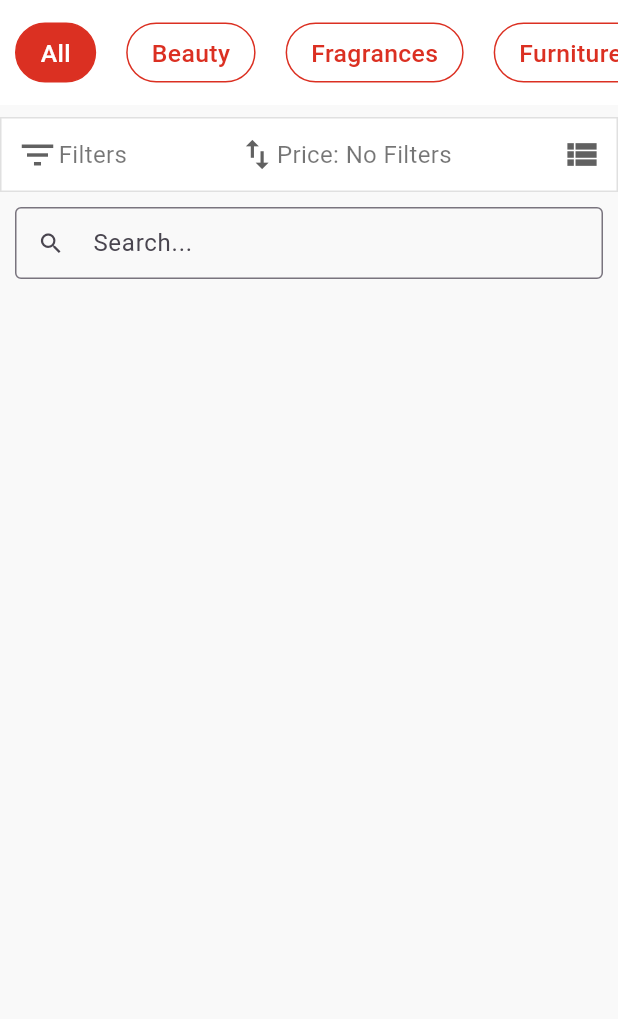
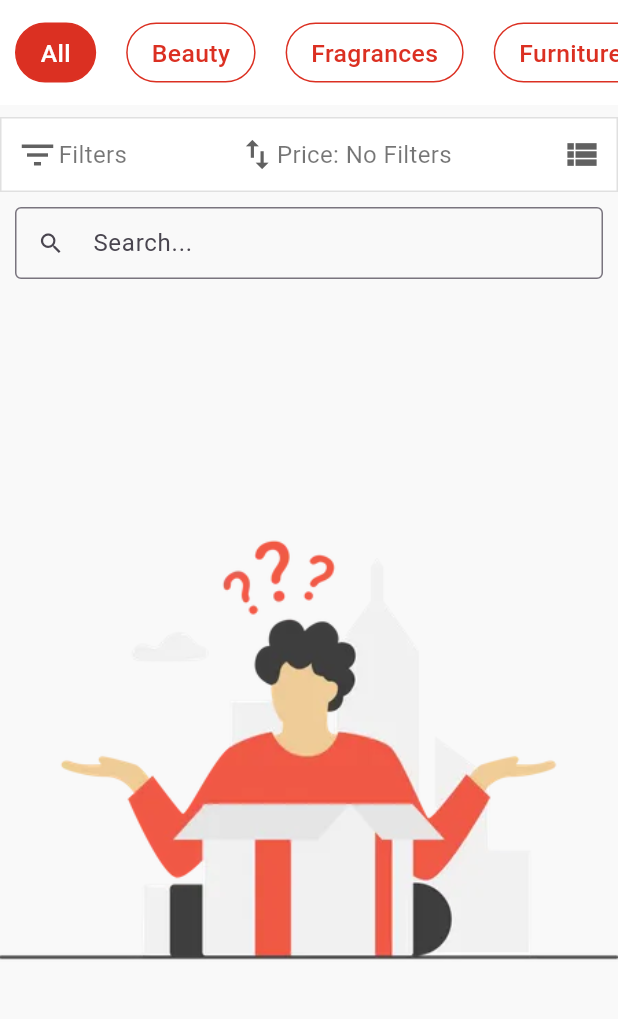
Before and after one commit to armaan277/PRODUCT-APP, a Flutter app: the ShopScreen screen opened directly, on a phone screen of 412 x 824 dp, the part 84-1103 px from its top. Run offline on Flutter 3.47's test engine with Material 3 defaults, Android fonts, the phone set to English and light mode, and no system bars; our stand-ins replace carousel_slider, dots_indicator, google_fonts.

Commit message:
Refactor code

```diff
--- a/lib/screens/product_cart_screen.dart
+++ b/lib/screens/product_cart_screen.dart
@@ -28,9 +28,7 @@ class ProductCartScreen extends StatelessWidget {
           ? Column(
               mainAxisAlignment: MainAxisAlignment.center,
               children: [
-                Image.network(
-                  'https://cdni.iconscout.com/illustration/premium/thumb/empty-cart-5521508-4610092.png',
-                ),
+                Image.asset('assets/bag_empty.png'),
               ],
             )
           : ListView.separated(
--- a/lib/screens/shop_screen.dart
+++ b/lib/screens/shop_screen.dart
@@ -300,12 +300,14 @@ class ShopScreen extends StatelessWidget {
               price: providerWatch.selectFilterationShop,
               onTapHTL: () {
                 providerRead.selectFilterationsShop('High To Low');
-              providerRead.sortProductsByPriceHighToLow(providerWatch.products);
+                providerRead
+                    .sortProductsByPriceHighToLow(providerWatch.products);
                 Navigator.of(context).pop();
               },
               onTapLTH: () {
                 providerRead.selectFilterationsShop('Low To High');
-              providerRead.sortProductsByPriceLowToHigh(providerWatch.products);
+                providerRead
+                    .sortProductsByPriceLowToHigh(providerWatch.products);
                 Navigator.of(context).pop();
               },
               onTapBR: () {
--- a/lib/widgets/build_favourite_product.dart
+++ b/lib/widgets/build_favourite_product.dart
@@ -19,13 +19,13 @@ class BuildFavouriteProduct extends StatelessWidget {
                   favorite.category == providerWatch.selectFavoriteCategories,
             )
             .toList();
-    return providerRead.favoriteProducts.isEmpty || favorites.isEmpty
-        ? const Center(
+    return  providerRead.favoriteProducts.isEmpty || favorites.isEmpty
+        ? Center(
             child: Text(
               'No Favorite ❤️ Item Available !!!',
               style: TextStyle(
                 color: Colors.black54,
-                fontSize: 16,
+                fontSize: 18,
                 fontWeight: FontWeight.w500,
               ),
             ),
--- a/lib/widgets/build_gridview_products.dart
+++ b/lib/widgets/build_gridview_products.dart
@@ -28,7 +28,11 @@ class BuildGridviewProducts extends StatelessWidget {
             )
             .toList();
 
-    return GridView.builder(
+    return shopCategories.isEmpty
+        ? Center(
+            child: Image.asset('assets/products_not_found.png'),
+          )
+        : GridView.builder(
             itemCount: shopCategories.length,
             gridDelegate: const SliverGridDelegateWithFixedCrossAxisCount(
               crossAxisCount: 2,
@@ -36,7 +40,8 @@ class BuildGridviewProducts extends StatelessWidget {
             ),
             itemBuilder: (context, index) {
               final product = shopCategories[index];
-        final favorite = !providerWatch.favoriteProducts.contains(product);
+              final favorite =
+                  !providerWatch.favoriteProducts.contains(product);
               return Stack(
                 children: [
                   Container(
--- a/pubspec.yaml
+++ b/pubspec.yaml
@@ -41,6 +41,7 @@ dependencies:
   carousel_slider: ^4.2.1
   dots_indicator: ^3.0.0
   google_fonts: ^6.2.1
+  shared_preferences: ^2.3.1
 
 dev_dependencies:
   flutter_test:
```
Also changed, not shown: lib/screens/favourite_screen.dart (+5 -4 lines), assets/bag_empty.png (added), assets/products_not_found.png (added), pubspec.lock, 1 other file. Lines whose indentation alone changed are shown as unchanged.
